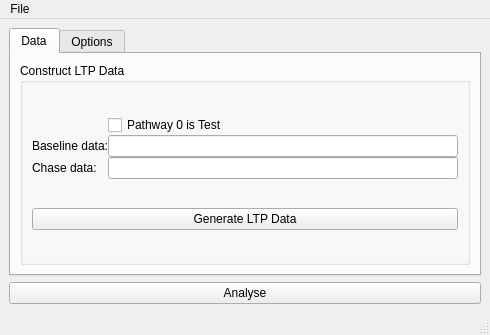
The window that plugins/LTPGUI.ui (ctigaret/scipyen) describes before a commit, drawn with Qt 5.
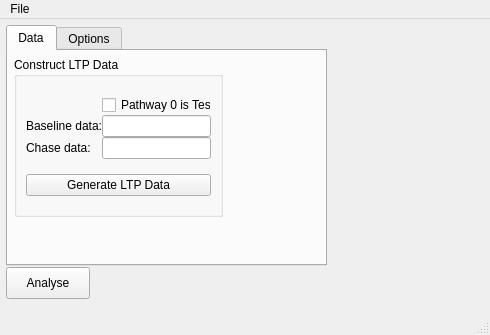
The same window after the commit.

```diff
--- a/plugins/LTPGUI.ui
+++ b/plugins/LTPGUI.ui
@@ -14,9 +14,15 @@
    <string>LTP</string>
   </property>
   <widget class="QWidget" name="centralwidget">
-   <layout class="QGridLayout" name="gridLayout_4">
-    <item row="0" column="0">
      <widget class="QTabWidget" name="tabWidget">
+    <property name="geometry">
+     <rect>
+      <x>6</x>
+      <y>6</y>
+      <width>321</width>
+      <height>241</height>
+     </rect>
+    </property>
       <property name="currentIndex">
        <number>0</number>
       </property>
@@ -24,9 +30,15 @@
        <attribute name="title">
         <string>Data</string>
        </attribute>
-       <layout class="QGridLayout" name="gridLayout_2">
-        <item row="0" column="0">
          <widget class="QGroupBox" name="ConstructLTPGroupBox">
+      <property name="geometry">
+       <rect>
+        <x>6</x>
+        <y>6</y>
+        <width>209</width>
+        <height>160</height>
+       </rect>
+      </property>
           <property name="title">
            <string>Construct LTP Data</string>
           </property>
@@ -74,33 +86,39 @@
            </item>
           </layout>
          </widget>
-        </item>
-       </layout>
       </widget>
       <widget class="QWidget" name="options_tab">
        <attribute name="title">
         <string>Options</string>
        </attribute>
-       <layout class="QGridLayout" name="gridLayout_3">
-        <item row="0" column="0">
          <widget class="QGroupBox" name="LTPOptionGroupBox">
+      <property name="geometry">
+       <rect>
+        <x>6</x>
+        <y>6</y>
+        <width>458</width>
+        <height>189</height>
+       </rect>
+      </property>
           <property name="title">
            <string>LTP Options</string>
           </property>
          </widget>
-        </item>
-       </layout>
-      </widget>
-     </widget>
-    </item>
-    <item row="1" column="0">
+    </widget>
+   </widget>
      <widget class="QPushButton" name="pushButton">
+    <property name="geometry">
+     <rect>
+      <x>6</x>
+      <y>248</y>
+      <width>84</width>
+      <height>32</height>
+     </rect>
+    </property>
       <property name="text">
        <string>Analyse</string>
       </property>
      </widget>
-    </item>
-   </layout>
   </widget>
   <widget class="QMenuBar" name="menubar">
    <property name="geometry">
```
Lines whose indentation alone changed are shown as unchanged.
